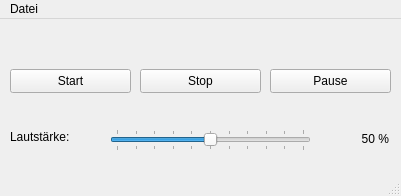
Above: audioplayerwindow.ui from striezel/qt-commander before the change. Below: the same form after it.
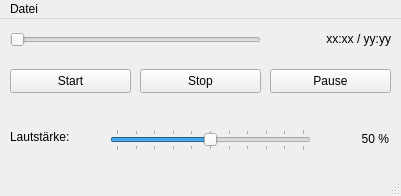
That is the form after the change. Icons and pictures are not drawn.

Commit message: make audio file seekable and show current position + duration

What changed in the file:
```diff
--- a/audioplayerwindow.ui
+++ b/audioplayerwindow.ui
@@ -116,6 +116,41 @@
      <set>Qt::AlignmentFlag::AlignRight|Qt::AlignmentFlag::AlignTrailing|Qt::AlignmentFlag::AlignVCenter</set>
     </property>
    </widget>
+   <widget class="QSlider" name="sliderPosition">
+    <property name="enabled">
+     <bool>false</bool>
+    </property>
+    <property name="geometry">
+     <rect>
+      <x>10</x>
+      <y>10</y>
+      <width>251</width>
+      <height>22</height>
+     </rect>
+    </property>
+    <property name="maximum">
+     <number>100</number>
+    </property>
+    <property name="orientation">
+     <enum>Qt::Orientation::Horizontal</enum>
+    </property>
+   </widget>
+   <widget class="QLabel" name="lblPosition">
+    <property name="geometry">
+     <rect>
+      <x>270</x>
+      <y>10</y>
+      <width>121</width>
+      <height>20</height>
+     </rect>
+    </property>
+    <property name="text">
+     <string>xx:xx / yy:yy</string>
+    </property>
+    <property name="alignment">
+     <set>Qt::AlignmentFlag::AlignRight|Qt::AlignmentFlag::AlignTrailing|Qt::AlignmentFlag::AlignVCenter</set>
+    </property>
+   </widget>
   </widget>
   <widget class="QMenuBar" name="menubar">
    <property name="geometry">
```
The commit also changes 2 other files.
